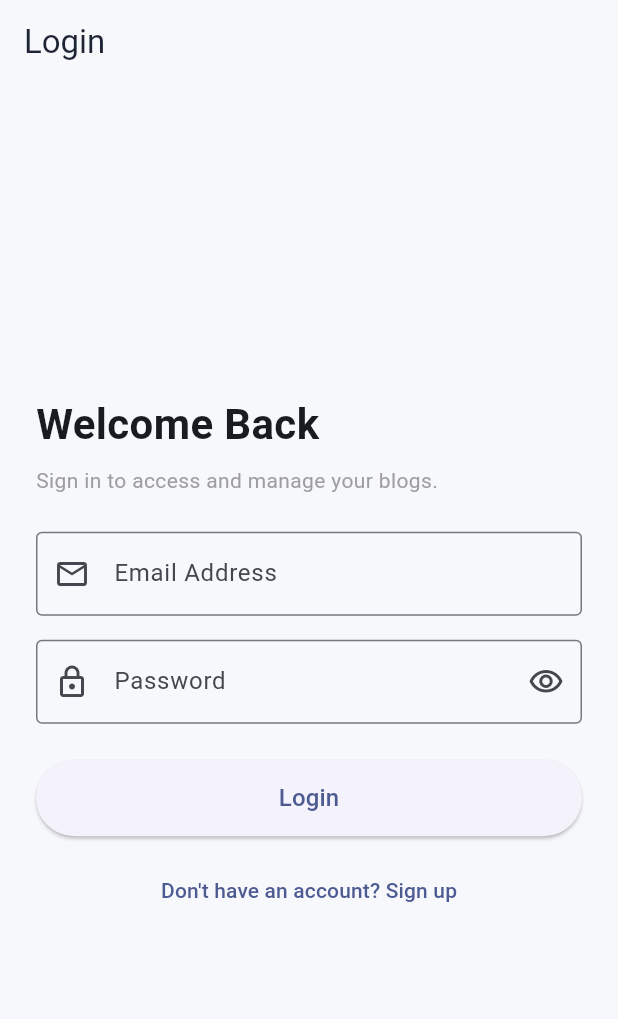
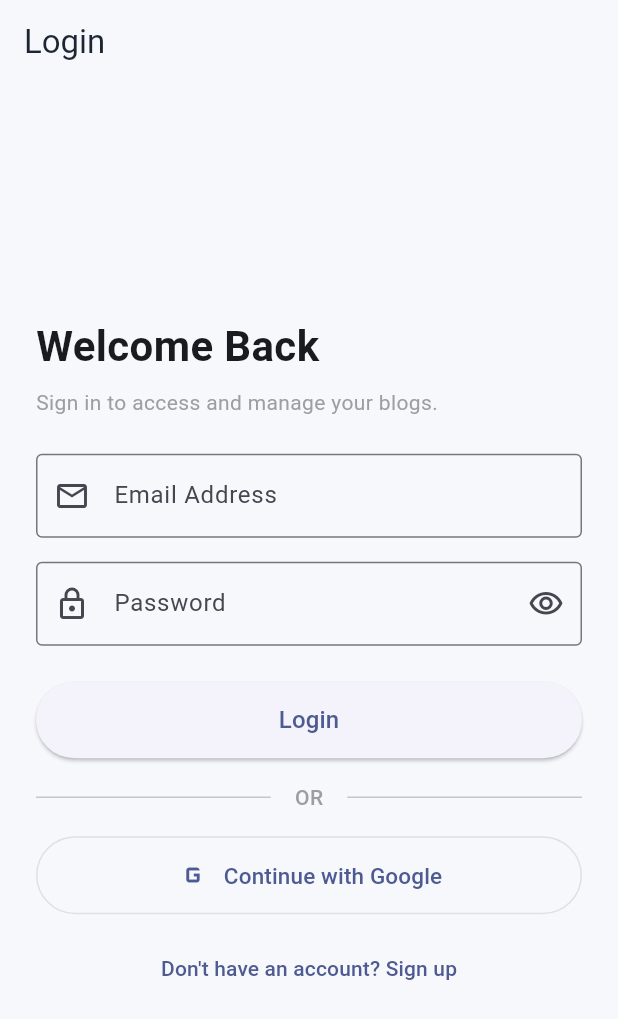
Before and after one commit to Hemantdhote/FlutterIntermediate2, a Flutter app: the screen it shows after launch, on a phone screen of 412 x 824 dp. Shown: the top 1019 px of the screen. Run offline on Flutter 3.47's test engine with Material 3 defaults, Android fonts, the phone set to English and light mode, and no system bars; our stand-ins replace cached_network_image, cloud_firestore, firebase_auth, firebase_core, get, google_sign_in; accounts and stored records are empty; network calls fail.

Commit message:
google sign in

```diff
--- a/lib/views/auth/login_screen.dart
+++ b/lib/views/auth/login_screen.dart
@@ -4,6 +4,7 @@ import 'package:get/get.dart';
 import '../../controllers/auth_controller.dart';
 import '../../app/routes/app_routes.dart';
 import '../../utils/validators.dart';
+import 'widgets/google_sign_in_button.dart';
 
 class LoginScreen extends StatefulWidget {
   const LoginScreen({super.key});
@@ -128,6 +129,10 @@ class _LoginScreenState extends State<LoginScreen> {
                     );
                   }),
 
+                  const SizedBox(height: 16),
+
+                  const GoogleSignInButton(),
+
                   const SizedBox(height: 12),
 
                   TextButton(
--- a/lib/views/auth/signup_screen.dart
+++ b/lib/views/auth/signup_screen.dart
@@ -4,6 +4,7 @@ import 'package:get/get.dart';
 import '../../controllers/auth_controller.dart';
 import '../../app/routes/app_routes.dart';
 import '../../utils/validators.dart';
+import 'widgets/google_sign_in_button.dart';
 
 class SignupScreen extends StatefulWidget {
   const SignupScreen({super.key});
@@ -144,6 +145,10 @@ class _SignupScreenState extends State<SignupScreen> {
 
                   const SizedBox(height: 16),
 
+                  const GoogleSignInButton(),
+
+                  const SizedBox(height: 16),
+
                   TextButton(
                     onPressed: () {
                       Get.offNamed(AppRoutes.login);
--- /dev/null
+++ b/lib/views/auth/widgets/google_sign_in_button.dart
@@ -0,0 +1,60 @@
+import 'package:flutter/material.dart';
+import 'package:get/get.dart';
+
+import '../../../controllers/auth_controller.dart';
+
+class GoogleSignInButton extends StatelessWidget {
+  const GoogleSignInButton({super.key});
+
+  @override
+  Widget build(BuildContext context) {
+    final controller = Get.find<AuthController>();
+
+    return Column(
+      children: [
+        const Row(
+          children: [
+            Expanded(child: Divider()),
+            Padding(
+              padding: EdgeInsets.symmetric(horizontal: 16),
+              child: Text(
+                'OR',
+                style: TextStyle(
+                  color: Colors.grey,
+                  fontWeight: FontWeight.w500,
+                ),
+              ),
+            ),
+            Expanded(child: Divider()),
+          ],
+        ),
+        const SizedBox(height: 16),
+        SizedBox(
+          width: double.infinity,
+          child: Obx(() {
+            return OutlinedButton.icon(
+              onPressed: controller.isLoading.value
+                  ? null
+                  : controller.signInWithGoogle,
+              icon: Image.network(
+                'https://scontent.fbho3-1.fna.fbcdn.net/v/t39.30808-6/461318528_1057199622436993_2429427774568686653_n.jpg?stp=dst-jpg_tt6&cstp=mx1080x1080&ctp=s1080x1080&_nc_cat=107&_nc_map=urlgen_bucketless&ccb=1-7&_nc_sid=a5f93a&_nc_ohc=JpC-RTjH3t8Q7kNvwGkbi1r&_nc_oc=AdrWvsu6vQNHCgqBaTR3x4nzkhXmRKc5ovHMW_nn--ZPFRBf1kI8oQLxHDcLF5uayqIZfEYQLt8FXsDU-UvU42zT&_nc_zt=23&_nc_ht=scontent.fbho3-1.fna&_nc_gid=2Reoz7p5q7P40F4kT93unw&_nc_ss=78289&oh=00_AQTk2a0mi9zO6a_Vxbjd--CQVdM8NEa-nXo9Gst7HSgwTA&oe=6AEE1016',
+                height: 20,
+                width: 20,
+                errorBuilder: (context, error, stackTrace) =>
+                    const Icon(Icons.g_mobiledata, size: 24),
+              ),
+              label: const Text(
+                'Continue with Google',
+                style: TextStyle(fontSize: 15),
+              ),
+              style: OutlinedButton.styleFrom(
+                padding: const EdgeInsets.symmetric(vertical: 14),
+                side: BorderSide(color: Colors.grey.shade300),
+              ),
+            );
+          }),
+        ),
+      ],
+    );
+  }
+}
```
Also changed, not shown: lib/controllers/auth_controller.dart (+46 -0 lines), lib/services/firebase_auth_service.dart (+32 -1 lines), 1 other file.
